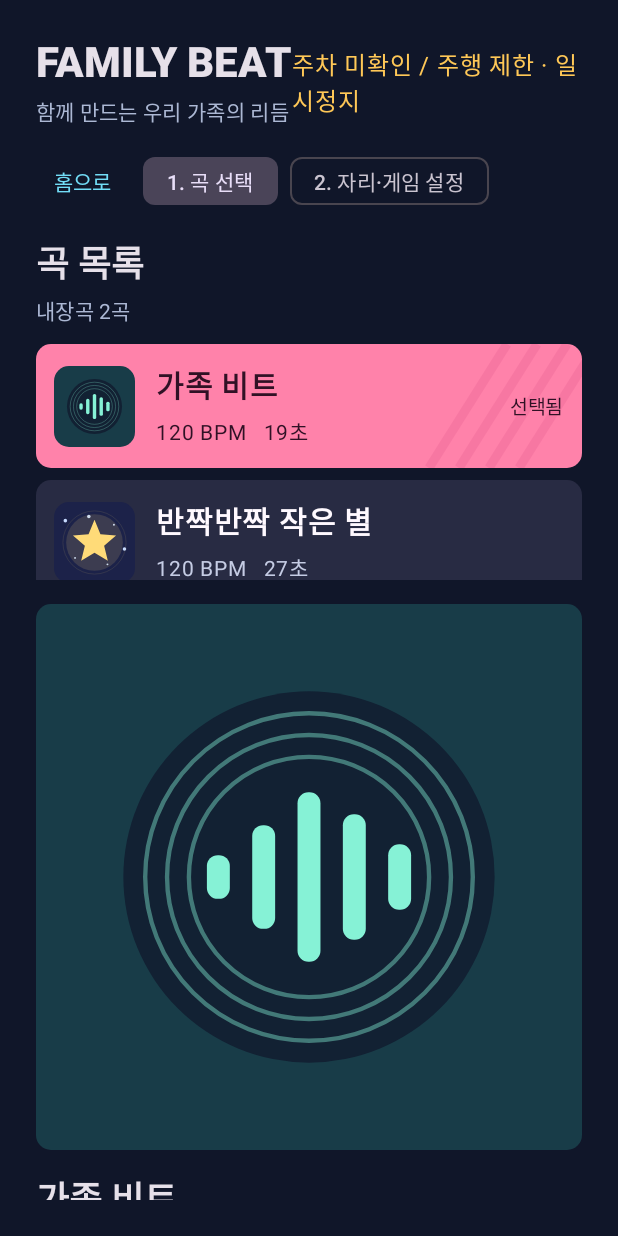
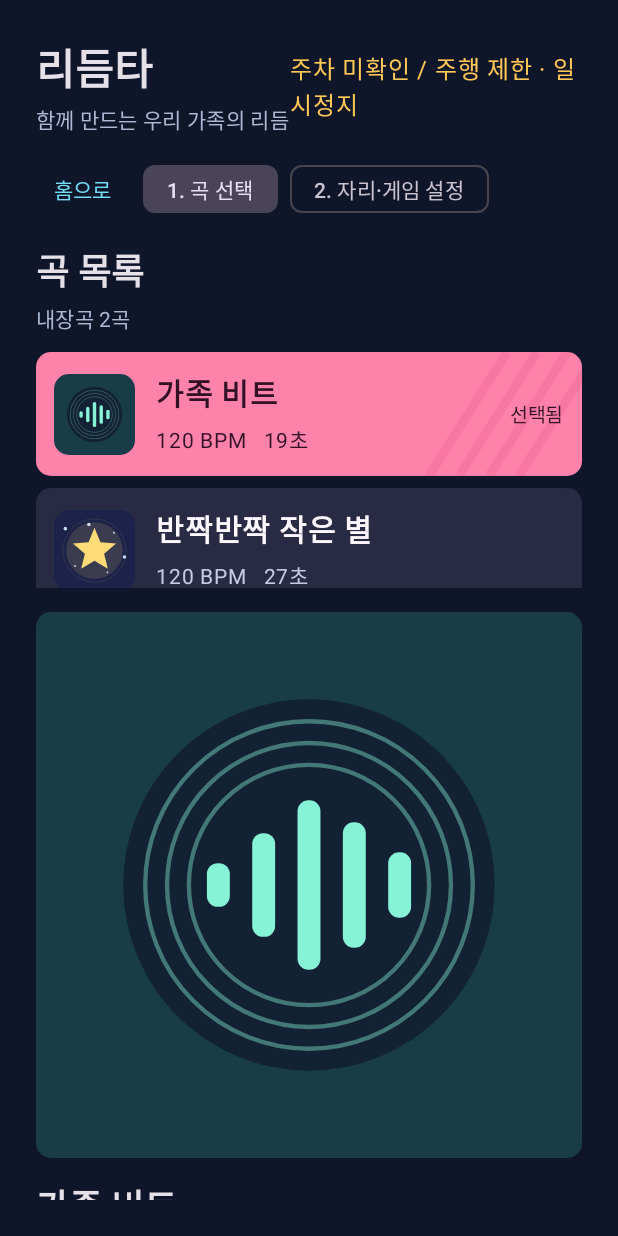
Before and after one commit to Cocoa7-55a/Beat-rider, an Android app built with Jetpack Compose: the screen it shows after launch (MainActivity), after a tap on "곡 선택", on a phone screen of 412 x 824 dp. Run offline under Robolectric (Android 15) with nearby library versions, the phone set to English and light mode, and no system bars; libraries missing offline, so code that uses them is left out: ai.pleos.playground; 7 statements that could not run were skipped.

Commit message:
enlarge game home and animate the shared title

```diff
--- a/app/src/main/java/com/example/hyundaiapp/GameHome.kt
+++ b/app/src/main/java/com/example/hyundaiapp/GameHome.kt
@@ -1,5 +1,14 @@
 package com.example.hyundaiapp
 
+import androidx.compose.animation.AnimatedVisibilityScope
+import androidx.compose.animation.BoundsTransform
+import androidx.compose.animation.ExperimentalSharedTransitionApi
+import androidx.compose.animation.SharedTransitionScope
+import androidx.compose.animation.core.FastOutLinearInEasing
+import androidx.compose.animation.core.LinearOutSlowInEasing
+import androidx.compose.animation.core.tween
+import androidx.compose.animation.fadeIn
+import androidx.compose.animation.fadeOut
 import androidx.compose.foundation.Canvas
 import androidx.compose.foundation.background
 import androidx.compose.foundation.layout.*
@@ -14,6 +23,7 @@ import androidx.compose.ui.geometry.CornerRadius
 import androidx.compose.ui.geometry.Offset
 import androidx.compose.ui.geometry.Size
 import androidx.compose.ui.graphics.Color
+import androidx.compose.ui.layout.ContentScale
 import androidx.compose.ui.text.font.FontWeight
 import androidx.compose.ui.unit.dp
 import androidx.compose.ui.unit.sp
@@ -23,21 +33,21 @@ private val HomeOnAccent = Color(0xFF301125)
 private val HomePanel = Color(0xFF1D2034)
 
 @Composable
-internal fun GameHome(onPlay: () -> Unit, onTiming: () -> Unit) {
-    Box(Modifier.fillMaxSize().verticalScroll(rememberScrollState()), contentAlignment = Alignment.TopCenter) {
-        BoxWithConstraints(Modifier.widthIn(max = 1000.dp).fillMaxWidth().padding(vertical = 24.dp)) {
-            if (maxWidth >= 640.dp) {
+internal fun GameHome(onPlay: () -> Unit, onTiming: () -> Unit, heading: @Composable () -> Unit) {
+    Box(Modifier.fillMaxSize().verticalScroll(rememberScrollState()), contentAlignment = Alignment.Center) {
+        BoxWithConstraints(Modifier.widthIn(max = 1280.dp).fillMaxWidth().padding(vertical = 28.dp)) {
+            if (maxWidth >= 720.dp) {
                 Row(
-                    horizontalArrangement = Arrangement.spacedBy(36.dp),
+                    horizontalArrangement = Arrangement.spacedBy(48.dp),
                     verticalAlignment = Alignment.CenterVertically
                 ) {
-                    HomeActions(onPlay, onTiming, Modifier.weight(1f))
-                    LanePreview(Modifier.weight(1f).height(340.dp))
+                    HomeActions(onPlay, onTiming, heading, Modifier.weight(1f))
+                    LanePreview(Modifier.weight(1.12f).aspectRatio(1.33f))
                 }
             } else {
-                Column(verticalArrangement = Arrangement.spacedBy(20.dp)) {
-                    HomeActions(onPlay, onTiming, Modifier.fillMaxWidth())
-                    LanePreview(Modifier.fillMaxWidth().height(230.dp))
+                Column(verticalArrangement = Arrangement.spacedBy(24.dp)) {
+                    HomeActions(onPlay, onTiming, heading, Modifier.fillMaxWidth())
+                    LanePreview(Modifier.fillMaxWidth().aspectRatio(1.6f))
                 }
             }
         }
@@ -45,24 +55,52 @@ internal fun GameHome(onPlay: () -> Unit, onTiming: () -> Unit) {
 }
 
 @Composable
-private fun HomeActions(onPlay: () -> Unit, onTiming: () -> Unit, modifier: Modifier) {
-    Column(modifier, verticalArrangement = Arrangement.spacedBy(16.dp)) {
-        StaggeredHeading(
-            "리듬타", "함께 만드는 우리 가족의 리듬",
-            MaterialTheme.typography.displaySmall.copy(fontWeight = FontWeight.Black)
-        )
+private fun HomeActions(
+    onPlay: () -> Unit,
+    onTiming: () -> Unit,
+    heading: @Composable () -> Unit,
+    modifier: Modifier
+) {
+    Column(modifier, verticalArrangement = Arrangement.spacedBy(20.dp)) {
+        heading()
         Button(
             onClick = onPlay,
-            modifier = Modifier.fillMaxWidth().heightIn(min = 56.dp),
+            modifier = Modifier.fillMaxWidth().heightIn(min = 72.dp),
             shape = RoundedCornerShape(10.dp),
             colors = ButtonDefaults.buttonColors(containerColor = HomeAccent, contentColor = HomeOnAccent)
-        ) { Text("곡 선택", fontSize = 20.sp, fontWeight = FontWeight.Bold) }
+        ) { Text("곡 선택", fontSize = 24.sp, fontWeight = FontWeight.Bold) }
         OutlinedButton(
             onClick = onTiming,
-            modifier = Modifier.fillMaxWidth().heightIn(min = 52.dp),
+            modifier = Modifier.fillMaxWidth().heightIn(min = 64.dp),
             shape = RoundedCornerShape(10.dp)
-        ) { Text("타이밍 보정", fontSize = 17.sp) }
+        ) { Text("타이밍 보정", fontSize = 20.sp) }
     }
+}
+
+@OptIn(ExperimentalSharedTransitionApi::class)
+@Composable
+internal fun SharedTransitionScope.BrandHeading(
+    visibilityScope: AnimatedVisibilityScope,
+    expanded: Boolean,
+    animateEntrance: Boolean = false
+) {
+    val typography = MaterialTheme.typography
+    StaggeredHeading(
+        title = "리듬타",
+        subtitle = "함께 만드는 우리 가족의 리듬",
+        titleStyle = (if (expanded) typography.displayLarge else typography.headlineMedium)
+            .copy(fontWeight = FontWeight.Black),
+        subtitleStyle = if (expanded) typography.titleLarge else typography.bodyMedium,
+        modifier = Modifier.sharedBounds(
+            sharedContentState = rememberSharedContentState(key = "rhythm-title"),
+            animatedVisibilityScope = visibilityScope,
+            boundsTransform = BoundsTransform { _, _ -> tween(340, easing = LinearOutSlowInEasing) },
+            enter = fadeIn(tween(250, easing = LinearOutSlowInEasing)),
+            exit = fadeOut(tween(220, easing = FastOutLinearInEasing)),
+            resizeMode = SharedTransitionScope.ResizeMode.scaleToBounds(ContentScale.FillBounds)
+        ),
+        animateEntrance = animateEntrance
+    )
 }
 
 @Composable
@@ -74,10 +112,10 @@ private fun LanePreview(modifier: Modifier) {
         seatColors.forEachIndexed { index, color ->
             val left = width * index
             drawLine(color.copy(alpha = .20f), Offset(left + 1, 0f), Offset(left + 1, size.height), 1.dp.toPx())
-            drawLine(color, Offset(left + width * .12f, line), Offset(left + width * .88f, line), 3.dp.toPx())
+            drawLine(color, Offset(left + width * .12f, line), Offset(left + width * .88f, line), 4.dp.toPx())
             drawRoundRect(
                 color, Offset(left + width * .19f, size.height * positions[index]),
-                Size(width * .62f, 16.dp.toPx()), CornerRadius(6.dp.toPx())
+                Size(width * .62f, 22.dp.toPx()), CornerRadius(8.dp.toPx())
             )
         }
     }
--- a/app/src/main/java/com/example/hyundaiapp/MainActivity.kt
+++ b/app/src/main/java/com/example/hyundaiapp/MainActivity.kt
@@ -11,6 +11,9 @@ import androidx.activity.ComponentActivity
 import androidx.activity.compose.BackHandler
 import androidx.activity.compose.setContent
 import androidx.compose.animation.AnimatedContent
+import androidx.compose.animation.ExperimentalSharedTransitionApi
+import androidx.compose.animation.SharedTransitionLayout
+import androidx.compose.animation.core.updateTransition
 import androidx.compose.animation.core.FastOutSlowInEasing
 import androidx.compose.foundation.Canvas
 import androidx.compose.foundation.background
@@ -129,6 +132,7 @@ class MainActivity : ComponentActivity() {
                 }
             }.build()
     }
+    @OptIn(ExperimentalSharedTransitionApi::class)
     override fun onCreate(savedInstanceState: Bundle?) {
         super.onCreate(savedInstanceState)
         tone = runCatching { ToneGenerator(AudioManager.STREAM_MUSIC, 45) }.getOrNull()
@@ -173,35 +177,38 @@ class MainActivity : ComponentActivity() {
                     if (game.screen == "timing") closeTiming() else game.screen = "landing"
                 }
                 Surface(Modifier.fillMaxSize(), color = navy) {
+                    SharedTransitionLayout(Modifier.fillMaxSize()) {
                         Box(Modifier.fillMaxSize()) {
+                            val screenTransition = updateTransition(game.screen, label = "Screen transition")
+                            screenTransition.AnimatedContent(
+                                modifier = Modifier.fillMaxSize(),
+                                transitionSpec = { uiFade() }
+                            ) { screen ->
+                                val visibilityScope = this
                                 Column(
                                     Modifier.fillMaxSize().padding(24.dp),
                                     verticalArrangement = Arrangement.spacedBy(12.dp)
                                 ) {
                                     Row(
                                         Modifier.fillMaxWidth(),
-                                horizontalArrangement = if (game.screen == "landing") Arrangement.End else Arrangement.SpaceBetween,
+                                        horizontalArrangement = if (screen == "landing") Arrangement.End else Arrangement.SpaceBetween,
                                         verticalAlignment = Alignment.CenterVertically
                                     ) {
-                                if (game.screen != "landing") {
-                                    StaggeredHeading(
-                                        "FAMILY BEAT", "함께 만드는 우리 가족의 리듬",
-                                        MaterialTheme.typography.headlineMedium.copy(fontWeight = FontWeight.Black)
-                                    )
-                                }
+                                        if (screen != "landing") BrandHeading(visibilityScope, expanded = false)
                                         Text(inputs.status, color = if (inputs.parked) Color(0xFF9DE5BD) else Color(0xFFFFC857))
                                     }
-                            AnimatedContent(
-                                targetState = game.screen,
-                                modifier = Modifier.weight(1f).fillMaxWidth(),
-                                transitionSpec = { uiFade() },
-                                label = "Screen transition"
-                            ) { screen ->
+                                    Box(Modifier.weight(1f).fillMaxWidth()) {
                                         when (screen) {
                                             "landing" -> GameHome(
                                                 onPlay = { pickingSong = true; game.screen = "home" },
                                                 onTiming = { openTiming("landing") }
+                                            ) {
+                                                BrandHeading(
+                                                    visibilityScope, expanded = true,
+                                                    animateEntrance = screenTransition.currentState == "landing" &&
+                                                        screenTransition.targetState == "landing"
                                                 )
+                                            }
                                             "home" -> Home()
                                             "timing" -> TimingCalibrationPage(
                                                 offsetMs = game.timingOffsetMs,
@@ -210,7 +217,9 @@ class MainActivity : ComponentActivity() {
                                                 audioReady = calibrationAudioReady,
                                                 startAudio = ::startCalibrationAudio,
                                                 stopAudio = ::stopCalibrationAudio,
-                                        playCue = { if (calibrationAudioReady) tone?.startTone(ToneGenerator.TONE_PROP_BEEP, 65) },
+                                                playCue = {
+                                                    if (calibrationAudioReady) tone?.startTone(ToneGenerator.TONE_PROP_BEEP, 65)
+                                                },
                                                 onBack = ::closeTiming
                                             )
                                             "play" -> Column(
@@ -221,7 +230,9 @@ class MainActivity : ComponentActivity() {
                                         }
                                     }
                                 }
+                            }
                             SlideSnackbar(notice, Modifier.align(Alignment.BottomCenter).padding(20.dp))
+                        }
                     }
                 }
                 MotionDialog(diagnosticsOpen, fromBottom = true, onDismissRequest = ::closeDiagnostics) { modifier ->
--- a/app/src/main/java/com/example/hyundaiapp/UiMotion.kt
+++ b/app/src/main/java/com/example/hyundaiapp/UiMotion.kt
@@ -52,10 +52,12 @@ internal fun StaggeredHeading(
     subtitle: String,
     titleStyle: TextStyle,
     subtitleStyle: TextStyle = MaterialTheme.typography.bodyMedium,
-    horizontalAlignment: Alignment.Horizontal = Alignment.Start
+    horizontalAlignment: Alignment.Horizontal = Alignment.Start,
+    modifier: Modifier = Modifier,
+    animateEntrance: Boolean = true
 ) {
     key(title) {
-        var visible by remember { mutableStateOf(false) }
+        var visible by remember { mutableStateOf(!animateEntrance) }
         val titleAlpha by animateFloatAsState(
             if (visible) 1f else 0f, tween(EnterMs, easing = EnterEase), label = "Title entrance"
         )
@@ -64,7 +66,7 @@ internal fun StaggeredHeading(
             label = "Subtitle entrance"
         )
         LaunchedEffect(Unit) { visible = true }
-        Column(horizontalAlignment = horizontalAlignment, verticalArrangement = Arrangement.spacedBy(4.dp)) {
+        Column(modifier, horizontalAlignment = horizontalAlignment, verticalArrangement = Arrangement.spacedBy(4.dp)) {
             Text(title, Modifier.graphicsLayer {
                 alpha = titleAlpha
                 translationY = (1f - titleAlpha) * 8.dp.toPx()
```
Lines whose indentation alone changed are shown as unchanged.
